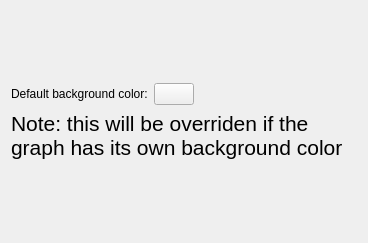
First picture: the form in src/preferencesAppearance.ui, repository KDE/kgraphviewer, before the edit.
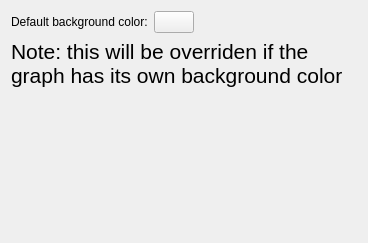
Second picture: the form after the edit. Custom widgets are drawn as their Qt base class.

Commit message:
Remove spacer on top.
This keeps the property page top-aligned like the other
property pages.

Diff of the .ui file:
```diff
--- a/src/preferencesAppearance.ui
+++ b/src/preferencesAppearance.ui
@@ -23,19 +23,6 @@
    </size>
   </property>
   <layout class="QVBoxLayout" name="verticalLayout">
-   <item>
-    <spacer name="verticalSpacer_2">
-     <property name="orientation">
-      <enum>Qt::Vertical</enum>
-     </property>
-     <property name="sizeHint" stdset="0">
-      <size>
-       <width>20</width>
-       <height>13</height>
-      </size>
-     </property>
-    </spacer>
-   </item>
    <item>
     <layout class="QHBoxLayout" name="horizontalLayout">
      <item>
```
